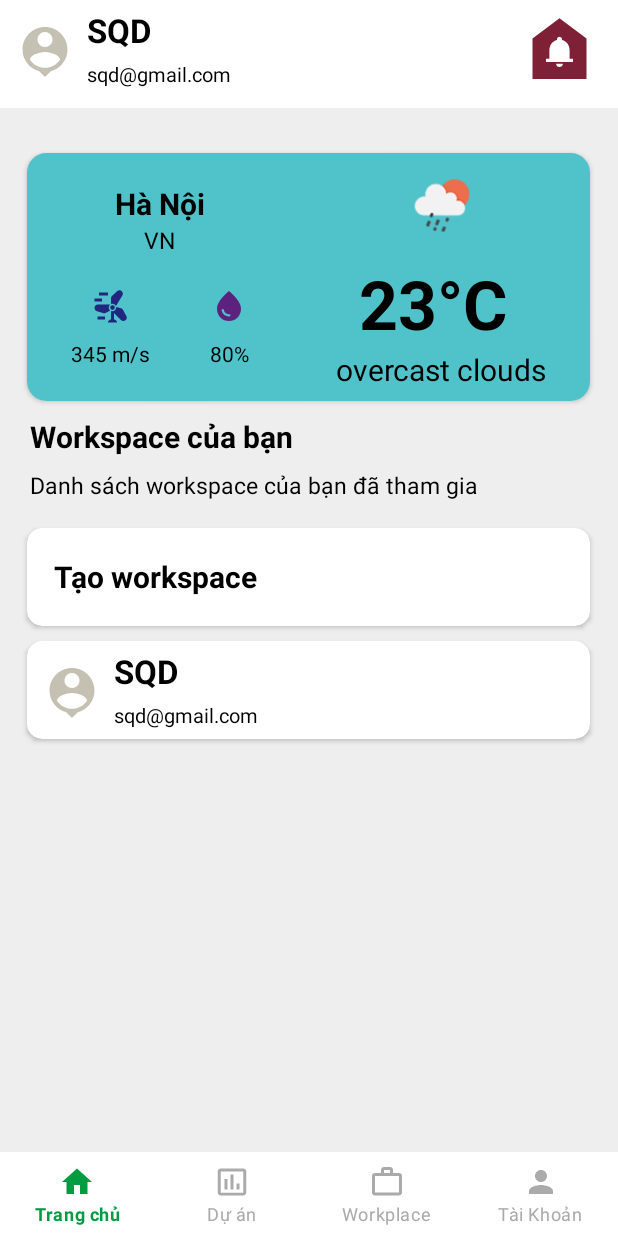
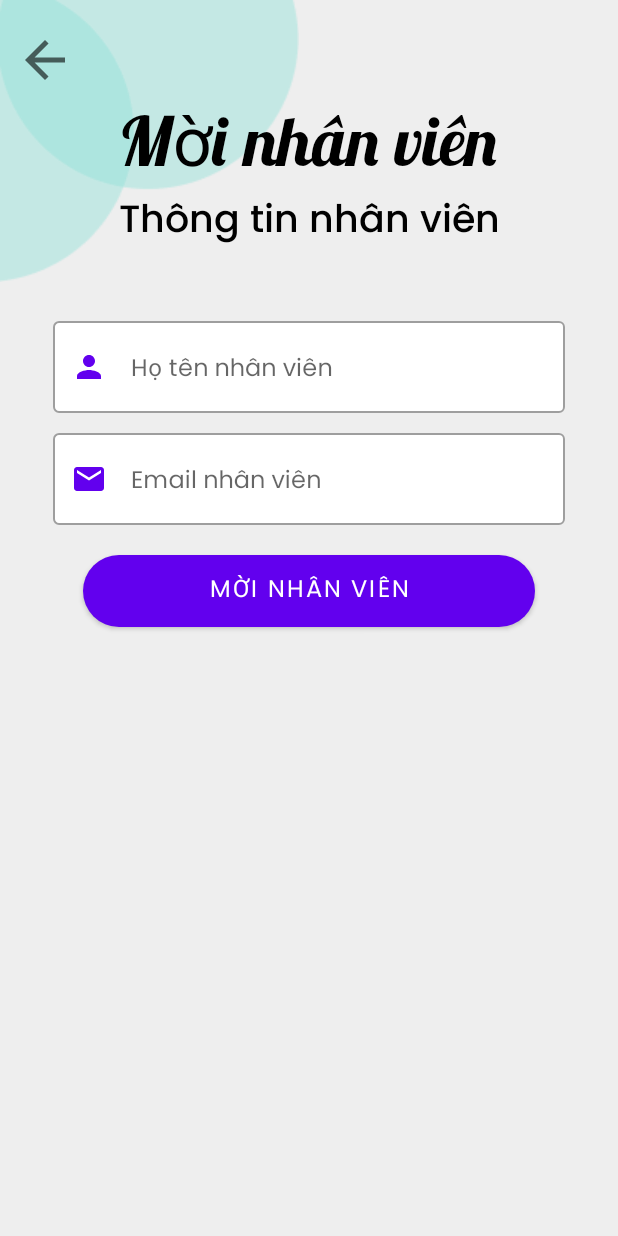
Before and after one commit to phandung2701/work-schedule-management-app, an Android app: the screen it shows after launch (MainActivity before the commit, AddEmployees after it), on a phone screen of 412 x 824 dp. Run offline under Robolectric (Android 15) with nearby library versions, the phone set to English and light mode, and no system bars.

Commit message:
first build for add employee view

```diff
--- a/app/build.gradle
+++ b/app/build.gradle
@@ -38,7 +38,7 @@ dependencies {
     androidTestImplementation 'androidx.test.espresso:espresso-core:3.4.0'
     implementation "androidx.viewpager2:viewpager2:1.0.0"
     implementation 'com.google.code.gson:gson:2.9.0'
-    implementation 'com.squareup.retrofit2:retrofit:2.1.0'
+    implementation 'com.squareup.retrofit2:retrofit:2.2.0'
     implementation 'com.squareup.retrofit2:converter-gson:2.1.0'
 
     implementation 'com.squareup.picasso:picasso:2.5.2'
--- a/app/src/main/AndroidManifest.xml
+++ b/app/src/main/AndroidManifest.xml
@@ -16,13 +16,11 @@
         android:supportsRtl="true"
         android:theme="@style/Theme.BTL_Nhom4">
         <activity
+            android:name=".SplashScreen"
+            android:exported="false" />
+        <activity
             android:name=".MainActivity"
-            android:exported="true" >
-            <intent-filter>
-                <action android:name="android.intent.action.MAIN" />
-                <category android:name="android.intent.category.LAUNCHER" />
-            </intent-filter>
-        </activity>
+            android:exported="false" />
         <activity
             android:name=".login"
             android:exported="false" />
@@ -30,8 +28,15 @@
             android:name=".register"
             android:exported="false" />
         <activity
-            android:name=".SplashScreen"
-            android:exported="false">
+            android:name=".AddEmployees"
+            android:exported="true">
+            <intent-filter>
+                <action android:name="android.intent.action.MAIN" />
+
+                <category android:name="android.intent.category.LAUNCHER" />
+            </intent-filter>
         </activity>
+        //.SplashScreen
+        //.AddEmployees
     </application>
 </manifest>
--- /dev/null
+++ b/app/src/main/java/com/example/btl_nhom4/AddEmployees.java
@@ -0,0 +1,70 @@
+package com.example.btl_nhom4;
+        import androidx.appcompat.app.AppCompatActivity;
+        import android.os.Bundle;
+        import android.content.Intent;
+        import android.util.Patterns;
+        import android.view.View;
+        import android.widget.Button;
+        import android.widget.ImageView;
+        import android.widget.TextView;
+        import android.widget.Toast;
+        import android.widget.EditText;
+        import com.google.android.material.textfield.TextInputLayout;
+public class AddEmployees extends AppCompatActivity {
+    EditText name, email;
+    Button AddEmployees;
+    ImageView back_workspace;
+    boolean isNameValid, isEmailValid;
+    TextInputLayout nameError, emailError;
+    @Override
+    protected void onCreate(Bundle savedInstanceState) {
+        super.onCreate(savedInstanceState);
+        setContentView(R.layout.activity_add_employees);
+
+        name = (EditText) findViewById(R.id.name);
+        email = (EditText) findViewById(R.id.email);
+        back_workspace = (ImageView) findViewById(R.id.back_workspace);
+        AddEmployees = (Button) findViewById(R.id.AddEmployees);
+        nameError = (TextInputLayout) findViewById(R.id.nameError);
+        emailError = (TextInputLayout) findViewById(R.id.emailError);
+
+       AddEmployees.setOnClickListener(new View.OnClickListener() {
+            @Override
+            public void onClick(View v) {
+                SetValidation();
+            }
+        });
+
+        back_workspace.setOnClickListener(new View.OnClickListener() {
+            @Override
+            public void onClick(View v) {
+                //redirect to MainActivity
+                Intent intent = new Intent(getApplicationContext(), MainActivity.class);
+                startActivity(intent);
+            }
+        });
+    }
+
+    public void SetValidation() {
+        // Check for a valid name.
+        if (name.getText().toString().isEmpty()) {
+            nameError.setError(getResources().getString(R.string.name_error));
+            isNameValid = false;
+        } else  {
+            isNameValid = true;
+            nameError.setErrorEnabled(false);
+        }
+
+        // Check for a valid email address.
+        if (email.getText().toString().isEmpty()) {
+            emailError.setError(getResources().getString(R.string.email_error));
+            isEmailValid = false;
+        } else if (!Patterns.EMAIL_ADDRESS.matcher(email.getText().toString()).matches()) {
+            emailError.setError(getResources().getString(R.string.error_invalid_email));
+            isEmailValid = false;
+        } else  {
+            isEmailValid = true;
+            emailError.setErrorEnabled(false);
+        }
+    }
+}
--- /dev/null
+++ b/app/src/main/res/drawable/ic_baseline_arrow_back_24.xml
@@ -0,0 +1,10 @@
+<vector xmlns:android="http://schemas.android.com/apk/res/android"
+    android:width="24dp"
+    android:height="24dp"
+    android:viewportWidth="24"
+    android:viewportHeight="24"
+    android:tint="?attr/colorControlNormal">
+  <path
+      android:fillColor="@android:color/white"
+      android:pathData="M20,11H7.83l5.59,-5.59L12,4l-8,8 8,8 1.41,-1.41L7.83,13H20v-2z"/>
+</vector>
--- /dev/null
+++ b/app/src/main/res/layout/activity_add_employees.xml
@@ -0,0 +1,140 @@
+<?xml version="1.0" encoding="utf-8"?>
+<RelativeLayout xmlns:android="http://schemas.android.com/apk/res/android"
+xmlns:app="http://schemas.android.com/apk/res-auto"
+xmlns:tools="http://schemas.android.com/tools"
+android:layout_width="match_parent"
+android:layout_height="match_parent"
+tools:context=".AddEmployees"
+android:background="@color/background_color"
+    >
+<ImageView
+    android:id="@+id/circle_top"
+    android:layout_width="wrap_content"
+    android:layout_height="wrap_content"
+    android:layout_alignParentLeft="true"
+    android:layout_alignParentTop="true"
+    android:src="@drawable/circle" />
+    <ImageView
+        android:id="@+id/back_workspace"
+        android:layout_width="40dp"
+        android:layout_height="40dp"
+        android:layout_marginTop="20dp"
+        android:layout_marginLeft="10dp"
+        android:src="@drawable/ic_baseline_arrow_back_24"
+
+        />
+
+    <LinearLayout
+        android:layout_width="match_parent"
+        android:layout_height="wrap_content"
+        android:layout_centerHorizontal="true"
+        android:orientation="vertical">
+
+        <com.example.btl_nhom4.custom_textview.LobsterTextView
+            android:id="@+id/tvLob"
+            android:layout_width="wrap_content"
+            android:layout_height="wrap_content"
+            android:layout_gravity="center"
+            android:layout_marginTop="65dp"
+            android:text="Mời nhân viên"
+            android:textColor="@color/black"
+            android:textSize="45sp" />
+
+        <TextView
+            android:layout_width="match_parent"
+            android:layout_height="wrap_content"
+            android:layout_below="@+id/tvLob"
+            android:layout_marginStart="5dp"
+            android:layout_marginTop="5dp"
+            android:layout_marginEnd="5dp"
+            android:fontFamily="@font/poppinsmedium"
+            android:gravity="center"
+            android:text="Thông tin nhân viên"
+            android:textColor="@color/black"
+            android:textSize="25sp" />
+    </LinearLayout>
+
+    <LinearLayout
+        android:layout_width="match_parent"
+        android:layout_height="wrap_content"
+        android:layout_below="@+id/circle_top"
+        android:layout_gravity="center"
+        android:layout_marginStart="5dp"
+        android:layout_marginTop="5dp"
+        android:layout_marginEnd="5dp"
+        android:layout_marginBottom="5dp"
+        android:focusable="true"
+        android:focusableInTouchMode="true"
+        android:orientation="vertical"
+        android:paddingLeft="30dp"
+        android:paddingTop="10dp"
+        android:paddingRight="30dp"
+        android:paddingBottom="30dp">
+
+        <com.google.android.material.textfield.TextInputLayout
+            android:id="@+id/nameError"
+            style="@style/Widget.MaterialComponents.TextInputLayout.OutlinedBox"
+            android:layout_width="match_parent"
+            android:layout_height="wrap_content"
+            android:layout_marginTop="5dp"
+            app:startIconDrawable="@drawable/ic_person"
+            app:boxBackgroundColor="?attr/colorOnPrimary"
+            app:endIconMode="custom"
+            app:shapeAppearance="?attr/shapeAppearanceMediumComponent"
+            app:startIconTint="#6200EE">
+            >
+
+            <com.google.android.material.textfield.TextInputEditText
+                android:id="@+id/name"
+                android:layout_width="match_parent"
+                android:layout_height="wrap_content"
+                android:layout_marginTop="10dp"
+                android:fontFamily="@font/poppinsregular"
+                android:hint="Họ tên nhân viên"
+                android:inputType="textNoSuggestions"
+                android:maxLines="1"
+                android:paddingStart="5dp"
+                android:singleLine="true" />
+        </com.google.android.material.textfield.TextInputLayout>
+
+        <com.google.android.material.textfield.TextInputLayout
+            android:id="@+id/emailError"
+            style="@style/Widget.MaterialComponents.TextInputLayout.OutlinedBox"
+            android:layout_width="match_parent"
+            android:layout_height="wrap_content"
+            android:layout_marginTop="8dp"
+            app:startIconDrawable="@drawable/ic_email"
+            app:boxBackgroundColor="?attr/colorOnPrimary"
+            app:endIconMode="custom"
+            app:shapeAppearance="?attr/shapeAppearanceMediumComponent"
+            app:startIconTint="#6200EE">
+
+            <com.google.android.material.textfield.TextInputEditText
+                android:id="@+id/email"
+                android:layout_width="match_parent"
+                android:layout_height="wrap_content"
+                android:layout_marginTop="10dp"
+                android:fontFamily="@font/poppinsregular"
+                android:hint="Email nhân viên"
+                android:inputType="textEmailAddress"
+                android:maxLines="1"
+                android:paddingStart="5dp"
+                android:singleLine="true" />
+        </com.google.android.material.textfield.TextInputLayout>
+
+        <Button
+            android:id="@+id/AddEmployees"
+            android:layout_width="match_parent"
+            android:layout_height="48dp"
+            android:layout_marginStart="20dp"
+            android:layout_marginTop="20dp"
+            android:layout_marginEnd="20dp"
+            android:layout_marginBottom="20dp"
+            android:background="@drawable/custom_button"
+            android:fontFamily="@font/poppinsregular"
+            android:text="Mời nhân viên"
+            android:textColor="@android:color/white"
+            android:textSize="16sp" />
+
+    </LinearLayout>
+</RelativeLayout>
--- a/app/src/main/res/values/strings.xml
+++ b/app/src/main/res/values/strings.xml
@@ -23,7 +23,7 @@
     <string name="error_invalid_password">Please enter a minimum password of 6 characters</string>
     <!-- TODO: Remove or change this placeholder text -->
     <string name="hello_blank_fragment">Hello blank fragment</string>
-    <string name="language" >Ngôn ngữ</string>
+    <string name="language">Ngôn ngữ</string>
     <string name="acc_info">Thông tin tài khoản</string>
     <string name="acc_update">Cập nhật thông tin</string>
     <string name="signout">Đăng xuất</string>
```
